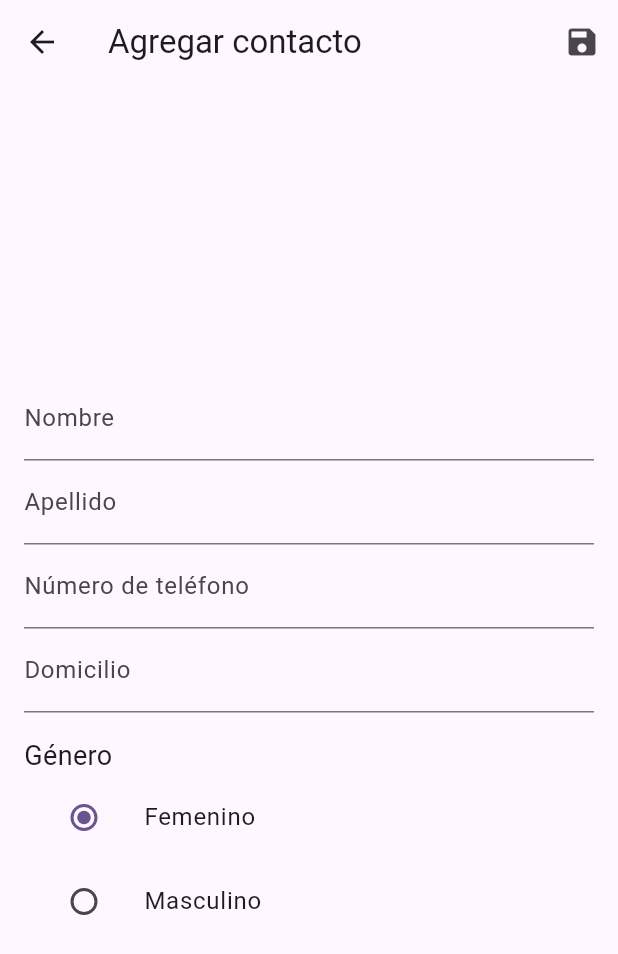
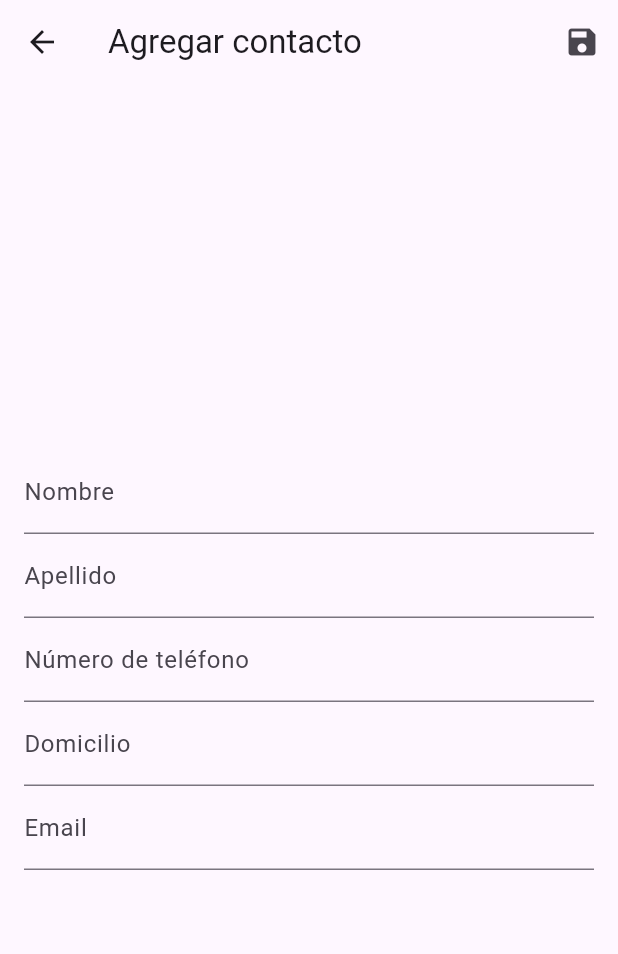
Before and after one commit to eugeniachareun/agenda_flutter_chareun, a Flutter app: the AgendaScreen screen opened directly, after a tap on the "search" icon, after a tap on the "add" icon, on a phone screen of 412 x 824 dp. Shown: the top 954 px of the screen. Run offline on Flutter 3.47's test engine with Material 3 defaults, Android fonts, the phone set to English and light mode, and no system bars; our stand-ins replace dio, shared_preferences, sqflite; accounts and stored records are empty; network calls fail.

Commit message:
Se actualiza el modelo de datos. Se agrega función de registro.  Se mejora refresh de listado luego de agregar un contacto.

```diff
--- a/lib/model/contacto.dart
+++ b/lib/model/contacto.dart
@@ -1,5 +1,3 @@
-enum Genero { femenino, masculino }
-
 class Contacto {
   static int contador = 0;
   late int id;
@@ -7,7 +5,6 @@ class Contacto {
   final String apellido;
   final String telefono;
   final String? domicilio;
-  final Genero? genero;
   final String email;
 
   Contacto({
@@ -15,7 +12,6 @@ class Contacto {
     required this.apellido,
     required this.telefono,
     this.domicilio,
-    this.genero,
     required this.email,
   });
 
@@ -25,7 +21,6 @@ class Contacto {
     required this.apellido,
     required this.telefono,
     this.domicilio,
-    this.genero,
     required this.email,
   });
 
@@ -43,14 +38,12 @@ class Contacto {
     String? apellido,
     String? telefono,
     String? domicilio,
-    Genero? genero,
     String? email,
   }) => Contacto(
     nombre: this.nombre,
     apellido: this.apellido,
     telefono: this.telefono,
     domicilio: this.domicilio,
-    genero: this.genero,
     email: this.email
   );
 
@@ -60,12 +53,11 @@ class Contacto {
     "apellido": apellido,
     "telefono": telefono,
     "domicilio": domicilio,
-    "genero": genero.toString(),
     "email": email
   };
 
   @override
   String toString() {
-    return '{id: $id,nombre: $nombre, apellido: $apellido, telefono: $telefono, domicilio: $domicilio, genero: $genero, email: $email}  \n';
+    return '{id: $id,nombre: $nombre, apellido: $apellido, telefono: $telefono, domicilio: $domicilio, email: $email}  \n';
   }
 }
--- a/lib/providers/agenda_provider.dart
+++ b/lib/providers/agenda_provider.dart
@@ -18,7 +18,7 @@ class AgendaProvider extends ChangeNotifier {
     notifyListeners();
   }
 
-  void cargarContactos() async {
+  Future<void> cargarContactos() async {
      try {
       final contactsFromApi = await _api.getAll();
 
@@ -32,7 +32,7 @@ class AgendaProvider extends ChangeNotifier {
     }
   }
 
-  void addContacto(Contacto contacto) async {
+  Future<void> addContacto(Contacto contacto) async {
     try {
       await _api.create(contacto);
       final todos = await _api.getAll();
@@ -48,7 +48,7 @@ class AgendaProvider extends ChangeNotifier {
     }
   }
 
-  void actualizarContacto(Contacto contacto) async {
+  Future<void> actualizarContacto(Contacto contacto) async {
     try {
       await _api.update(contacto);
       final todos = await _api.getAll();
@@ -63,7 +63,7 @@ class AgendaProvider extends ChangeNotifier {
     }
   }
 
-  void eliminarContacto(int id) async {
+  Future<void> eliminarContacto(int id) async {
     try {
       await _api.delete(id);
       final todos = await _api.getAll();
--- a/lib/providers/login_provider.dart
+++ b/lib/providers/login_provider.dart
@@ -39,5 +39,10 @@ class LoginProvider extends ChangeNotifier {
     await prefs.remove('token');
 
     _isLoggedIn = false;
+    notifyListeners();
+  }
+
+  Future<bool> register(String email, String password) async {
+    return await _api.register(email, password);
   }
 }
--- a/lib/screens/agenda_screen.dart
+++ b/lib/screens/agenda_screen.dart
@@ -13,21 +13,23 @@ class AgendaScreen extends StatefulWidget {
 }
 
 class _AgendaScreenState extends State<AgendaScreen> {
-  TextEditingController _filter = TextEditingController();
+  final TextEditingController _filter = TextEditingController();
 
   String _searchText = "";
-  Icon _searchIcon = Icon(Icons.search, color: Colors.white);
+  Icon _searchIcon = const Icon(Icons.search, color: Colors.white);
 
-  List<Contacto> contactoFiltro = <Contacto>[];
+  Widget _appBarTitle = const Text(
+    'Contactos',
+    style: TextStyle(color: Colors.white),
+  );
 
-  late AgendaProvider agendaProvider;
-
-  _AgendaScreenState() {
+  @override
+  void initState() {
+    super.initState();
     _filter.addListener(() {
       if (_filter.text.isEmpty) {
         setState(() {
           _searchText = "";
-          contactoFiltro = agendaProvider.contactos;
         });
       } else {
         setState(() {
@@ -35,12 +37,20 @@ class _AgendaScreenState extends State<AgendaScreen> {
         });
       }
     });
+
+    // Cargar contactos al inicializar la pantalla
+    WidgetsBinding.instance.addPostFrameCallback((_) {
+      if (mounted) {
+        context.read<AgendaProvider>().cargarContactos();
+      }
+    });
   }
 
-  Widget _appBarTitle = Text(
-    'Contactos',
-    style: TextStyle(color: Colors.white),
-  );
+  @override
+  void dispose() {
+    _filter.dispose();
+    super.dispose();
+  }
 
   get topAppBar => AppBar(
     backgroundColor: Colors.green,
@@ -66,15 +76,15 @@ class _AgendaScreenState extends State<AgendaScreen> {
   void search() {
     setState(() {
       if (_searchIcon.icon == Icons.search) {
-        _searchIcon = Icon(Icons.close, color: Colors.white);
+        _searchIcon = const Icon(Icons.close, color: Colors.white);
         _appBarTitle = TextField(
           controller: _filter,
           autofocus: true,
-          style: TextStyle(color: Colors.white),
+          style: const TextStyle(color: Colors.white),
           decoration: InputDecoration(
-            prefixIcon: Icon(Icons.search, color: Colors.white),
+            prefixIcon: const Icon(Icons.search, color: Colors.white),
             hintText: "Buscar...",
-            hintStyle: TextStyle(color: Colors.white),
+            hintStyle: const TextStyle(color: Colors.white),
             border: OutlineInputBorder(
               borderRadius: BorderRadius.circular(10),
               borderSide: BorderSide.none,
@@ -83,61 +93,58 @@ class _AgendaScreenState extends State<AgendaScreen> {
           ),
         );
       } else {
-        _searchIcon = Icon(Icons.search, color: Colors.white);
-        _appBarTitle = Text('Contactos', style: TextStyle(color: Colors.white));
-        contactoFiltro = agendaProvider.contactos;
+        _searchIcon = const Icon(Icons.search, color: Colors.white);
+        _appBarTitle = const Text('Contactos', style: TextStyle(color: Colors.white));
         _filter.clear();
       }
     });
   }
 
-  @override
-  Future<void> didChangeDependencies() async {
-    super.didChangeDependencies();
-    agendaProvider = context.watch<AgendaProvider>();
-    getContactos();
+  List<Contacto> get _filteredContactos {
+    final list = context.read<AgendaProvider>().contactos;
+    if (_searchText.isEmpty) {
+      return list;
+    }
+    return list
+        .where(
+          (c) =>
+              (c.nombre.toLowerCase().contains(_searchText.toLowerCase()) ||
+              c.apellido.toLowerCase().contains(_searchText.toLowerCase())),
+        )
+        .toList();
   }
 
   @override
   Widget build(BuildContext context) {
-    final provider = context.watch<AgendaProvider>();
-    provider.cargarContactos();
+    context.watch<AgendaProvider>();
 
     return Scaffold(
       appBar: topAppBar,
       body: RefreshIndicator(
-        onRefresh: getContactos,
-        child: Container(child: _construirLista()),
+        onRefresh: () => context.read<AgendaProvider>().cargarContactos(),
+        child: _construirLista(),
       ),
       floatingActionButton: FloatingActionButton(
         onPressed: () => agregar(context),
         backgroundColor: Colors.green,
         foregroundColor: Colors.white,
-        child: Icon(Icons.add),
+        child: const Icon(Icons.add),
       ),
     );
   }
 
   Widget _construirLista() {
-    if (_searchText.isNotEmpty) {
-      contactoFiltro = agendaProvider.contactos
-          .where(
-            (c) =>
-                (c.nombre.toLowerCase().contains(_searchText.toLowerCase()) ||
-                c.apellido.toLowerCase().contains(_searchText.toLowerCase())),
-          )
-          .toList();
-    }
+    final listToShow = _filteredContactos;
 
-    return contactoFiltro.isNotEmpty
+    return listToShow.isNotEmpty
         ? ListView.builder(
-            padding: EdgeInsets.only(bottom: 60.0),
-            itemCount: contactoFiltro.length,
+            padding: const EdgeInsets.only(bottom: 60.0),
+            itemCount: listToShow.length,
             itemBuilder: (BuildContext context, int index) {
-              return crearCard(contactoFiltro[index]);
+              return crearCard(listToShow[index]);
             },
           )
-        : Padding(
+        : const Padding(
             padding: EdgeInsets.all(16.0),
             child: Center(
               child: Column(
@@ -152,10 +159,9 @@ class _AgendaScreenState extends State<AgendaScreen> {
   }
 
   Card crearCard(Contacto contacto) {
-    final provider = context.watch<AgendaProvider>();
     return Card(
       child: ListTile(
-        leading: Icon(Icons.person),
+        leading: const Icon(Icons.person),
         title: Text("${contacto.nombre}  ${contacto.apellido}"),
         subtitle: Text(contacto.telefono),
         trailing: Row(
@@ -170,19 +176,13 @@ class _AgendaScreenState extends State<AgendaScreen> {
             IconButton(
               icon: const Icon(Icons.delete),
               onPressed: () {
-                provider.eliminarContacto(contacto.id);
+                context.read<AgendaProvider>().eliminarContacto(contacto.id);
               },
             ),
           ],
         ),
       ),
     );
-  }
-
-  Future<void> getContactos() async {
-    setState(() {
-      contactoFiltro = agendaProvider.contactos;
-    });
   }
 
   void more() {}
--- a/lib/screens/formulario_screen.dart
+++ b/lib/screens/formulario_screen.dart
@@ -13,30 +13,39 @@ class FormularioScreen extends StatefulWidget {
   State<FormularioScreen> createState() => _FormularioScreen();
 }
 
-final List<String> opciones = ["Femenino", "Masculino"];
-
 class _FormularioScreen extends State<FormularioScreen> {
   final TextEditingController _nombreController = TextEditingController();
   final TextEditingController _apellidoController = TextEditingController();
   final TextEditingController _telefonoController = TextEditingController();
   final TextEditingController _domicilioController = TextEditingController();
-  String opcion = opciones[0];
+  final TextEditingController _emailController = TextEditingController();
+
+  @override
+  void initState() {
+    super.initState();
+    if (widget.contacto != null) {
+      _nombreController.text = widget.contacto!.nombre;
+      _apellidoController.text = widget.contacto!.apellido;
+      _telefonoController.text = widget.contacto!.telefono;
+      _domicilioController.text = widget.contacto!.domicilio ?? "";
+      _emailController.text = widget.contacto!.email;
+    }
+  }
+
+  @override
+  void dispose() {
+    _nombreController.dispose();
+    _apellidoController.dispose();
+    _telefonoController.dispose();
+    _domicilioController.dispose();
+    _emailController.dispose();
+    super.dispose();
+  }
 
   @override
   Widget build(BuildContext context) {
     final bool isEditing = widget.contacto != null;
-
-    String titulo = "Agregar contacto";
-    if (isEditing) {
-      _nombreController.text = widget.contacto!.nombre;
-      _apellidoController.text = widget.contacto!.apellido;
-      _telefonoController.text = widget.contacto!.telefono;
-      _domicilioController.text = widget.contacto!.domicilio ?? "";
-      opcion = widget.contacto!.genero.toString() == Genero.femenino.toString()
-          ? opciones[0]
-          : opciones[1];
-      titulo = "Editar contacto";
-    }
+    final String titulo = isEditing ? "Editar contacto" : "Agregar contacto";
 
     return Scaffold(
       appBar: AppBar(
@@ -69,38 +78,10 @@ class _FormularioScreen extends State<FormularioScreen> {
               controller: _domicilioController,
               decoration: const InputDecoration(labelText: 'Domicilio'),
             ),
-            Padding(
-              padding: const EdgeInsets.only(top: 16.0),
-              child: Column(
-                crossAxisAlignment: CrossAxisAlignment.start,
-                children: [
-                  Text("Género", style: TextStyle(fontSize: 18)),
-                  ListTile(
-                    title: Text("Femenino"),
-                    leading: Radio(
-                      value: opciones[0],
-                      groupValue: opcion,
-                      onChanged: (valor) {
-                        setState(() {
-                          opcion = valor.toString();
-                        });
-                      },
-                    ),
-                  ),
-                  ListTile(
-                    title: Text("Masculino"),
-                    leading: Radio(
-                      value: opciones[1],
-                      groupValue: opcion,
-                      onChanged: (valor) {
-                        setState(() {
-                          opcion = valor.toString();
-                        });
-                      },
-                    ),
-                  ),
-                ],
-              ),
+            TextField(
+              controller: _emailController,
+              decoration: const InputDecoration(labelText: 'Email'),
+              keyboardType: TextInputType.emailAddress,
             ),
           ],
         ),
@@ -108,28 +89,40 @@ class _FormularioScreen extends State<FormularioScreen> {
     );
   }
 
-  void save() {
+  void save() async {
     final bool isEditing = widget.contacto != null;
     AgendaProvider agendaProvider = context.read<AgendaProvider>();
 
-      Contacto contacto = Contacto.id(
+    Contacto contacto;
+    if (isEditing) {
+      contacto = Contacto.id(
         id: widget.contacto!.id,
         nombre: _nombreController.text,
         apellido: _apellidoController.text,
         telefono: _telefonoController.text,
         domicilio: _domicilioController.text,
-        genero: Genero.values.byName(opcion.toLowerCase()),
-        email: ""
+        email: _emailController.text,
       );
+    } else {
+      contacto = Contacto(
+        nombre: _nombreController.text,
+        apellido: _apellidoController.text,
+        telefono: _telefonoController.text,
+        domicilio: _domicilioController.text,
+        email: _emailController.text,
+      );
+    }
 
     if (isEditing) {
-
-      agendaProvider.actualizarContacto(contacto);
+      await agendaProvider.actualizarContacto(contacto);
     } else {
-      agendaProvider.addContacto(contacto);
+      await agendaProvider.addContacto(contacto);
     }
 
-    mostrarMensaje(context, "Contacto guardado :)", Colors.green, 2);
+    if (mounted) {
+      mostrarMensaje(context, "Contacto guardado :)", Colors.green, 2);
+      Navigator.pop(context);
+    }
   }
 
   void mostrarMensaje(context, String message, color, duracion) {
```
Also changed, not shown: lib/client/agenda_api.dart (+8 -3 lines), lib/screens/widgets/login_form.dart (+26 -1 lines).
